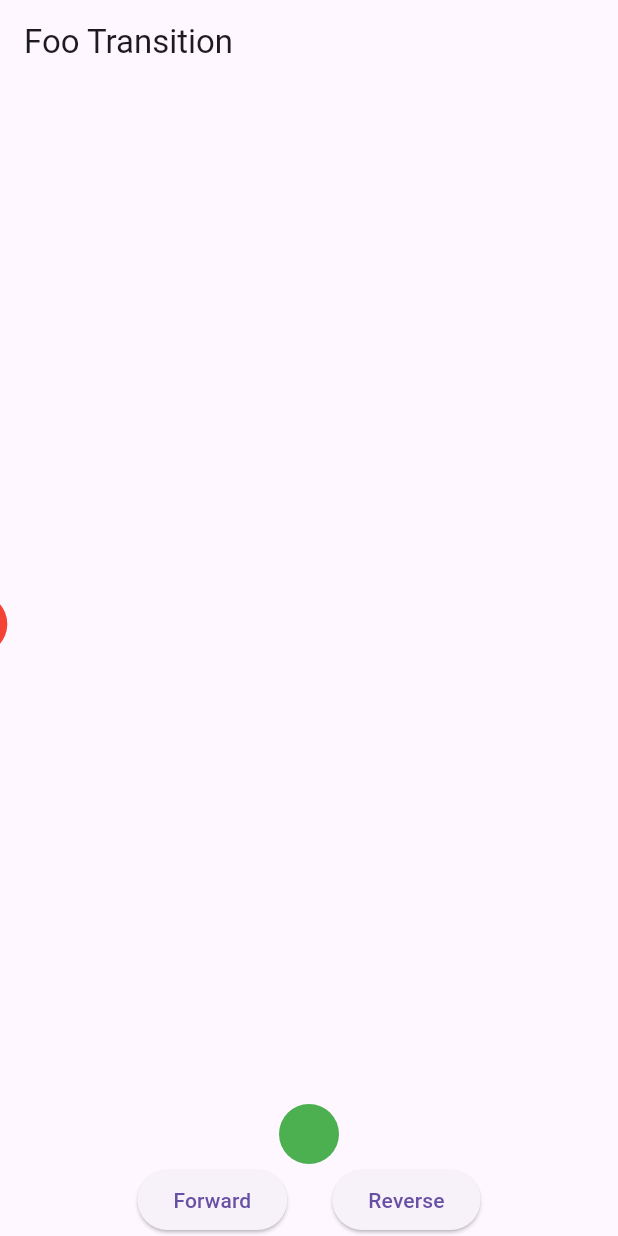
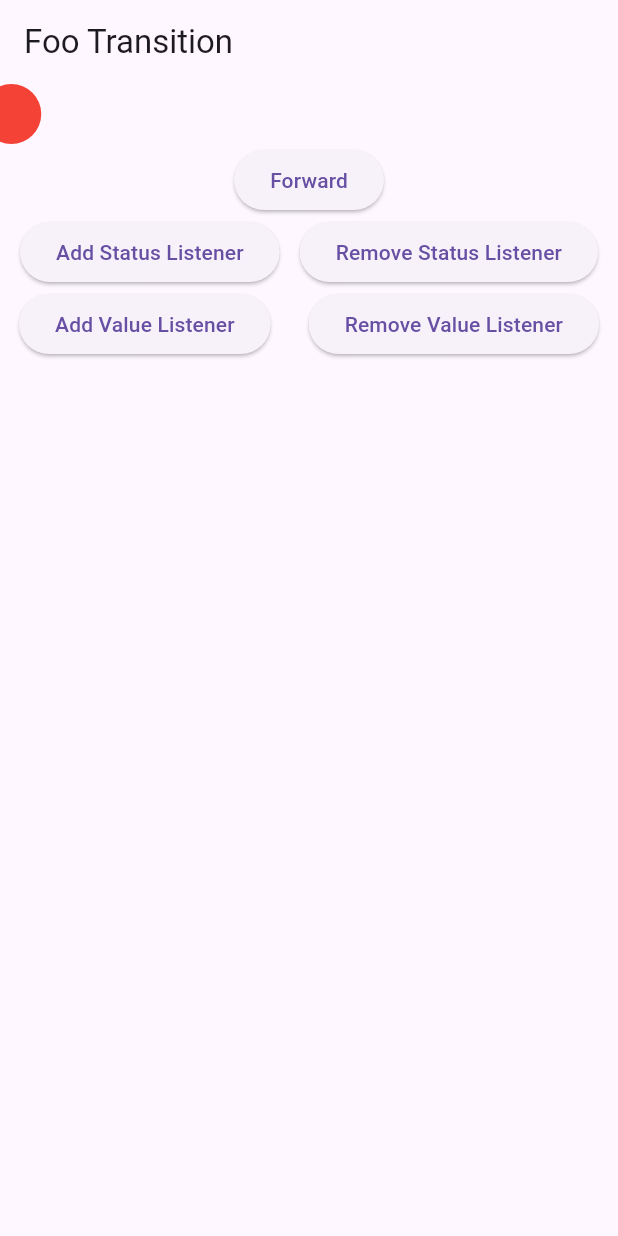
Before and after one commit to Siamoo/Flutter_animations, a Flutter app: the screen it shows after launch, after a tap on "Forward", on a phone screen of 412 x 824 dp. Run offline on Flutter 3.47's test engine with Material 3 defaults, Android fonts, the phone set to English and light mode, and no system bars.

Commit message:
Foo Transition -> AlignTransition ( Dispose Controller & Remove Listener )

```diff
--- a/lib/home_screen.dart
+++ b/lib/home_screen.dart
@@ -8,36 +8,25 @@ class HomeScreen extends StatefulWidget {
 }
 
 class _HomeScreenState extends State<HomeScreen> with TickerProviderStateMixin {
-  late Animation<AlignmentGeometry> _greenAnimation;
   late Animation<AlignmentGeometry> _redAnimation;
-  late AnimationController _greenController;
   late AnimationController _redController;
+
+  @override
+  void dispose() {
+    _redController.dispose();
+    super.dispose();
+  }
 
   @override
   void initState() {
     super.initState();
 
-    _greenController = AnimationController(
-      vsync: this,
-      duration: Duration(seconds: 1),
-      reverseDuration: Duration(seconds: 1),
-    );
     _redController = AnimationController(
       vsync: this,
       duration: Duration(seconds: 2),
       reverseDuration: Duration(seconds: 2),
     );
-    _greenAnimation =
-        Tween<AlignmentGeometry>(
-          begin: Alignment.topCenter,
-          end: Alignment.bottomCenter,
-        ).animate(
-          CurvedAnimation(
-            parent: _greenController,
-            curve: Curves.easeInOut,
-            reverseCurve: Curves.easeInOut,
-          ),
-        );
+
     _redAnimation =
         Tween<AlignmentGeometry>(
           begin: Alignment.centerLeft,
@@ -49,60 +38,93 @@ class _HomeScreenState extends State<HomeScreen> with TickerProviderStateMixin {
             // reverseCurve: Curves.easeOutBack,
           ),
         );
-
-    _greenController.addListener(() {
-      if (_greenController.value >= 0.5 && _redController.value== 0 ) {
-        _redController.forward();
-      }
-      if (_greenController.value <= 0.5 && _redController.value == 1) {
-        _redController.reverse();
-      }
-    });
   }
 
   @override
   Widget build(BuildContext context) {
     return Scaffold(
       appBar: AppBar(title: Text("Foo Transition")),
-      body: Column(children: [_stackWidget(), _controlButton()]),
+      body: Column(
+        children: [
+          _stackWidget(),
+
+          ElevatedButton(
+            onPressed: () {
+              if (_redController.isCompleted) {
+                _redController.reverse();
+              } else {
+                _redController.forward();
+              }
+            },
+
+            child: Text("Forward"),
+          ),
+          _statusListenerControlButton(),
+          _valueListenerControlButton(),
+        ],
+      ),
     );
   }
 
   Widget _stackWidget() {
-    return Expanded(
-      child: Stack(
+    return Stack(
       alignment: Alignment.bottomCenter,
       children: [
-          AlignTransition(
-            alignment: _greenAnimation,
-            child: CircleAvatar(backgroundColor: Colors.green),
-          ),
         AlignTransition(
           alignment: _redAnimation,
           child: CircleAvatar(backgroundColor: Colors.red),
         ),
       ],
-      ),
     );
   }
 
-  Widget _controlButton() {
-    return Wrap(
-      alignment: WrapAlignment.spaceBetween,
+  void _statusListener(AnimationStatus animationStatus) {
+    print('==================$animationStatus');
+  }
+
+  _statusListenerControlButton() {
+    return Row(
+      mainAxisAlignment: MainAxisAlignment.spaceEvenly,
       children: [
         ElevatedButton(
           onPressed: () {
-            _greenController.forward();
+            _redController.addStatusListener(_statusListener);
+            // _redAnimation.addStatusListener(_statusListener); can do it for AlignmentGeometry although
           },
-
-          child: Text("Forward"),
+          child: Text("Add Status Listener"),
         ),
-        SizedBox(width: 30),
         ElevatedButton(
           onPressed: () {
-            _greenController.reverse();
+            _redController.removeStatusListener(_statusListener);
+            // _redAnimation.removeStatusListener(_statusListener); can do it for AlignmentGeometry although
           },
-          child: Text("Reverse"),
+          child: Text("Remove Status Listener"),
+        ),
+      ],
+    );
+  }
+
+  void _valueListener() {
+    print('==================${_redController.value}');
+  }
+
+  _valueListenerControlButton() {
+    return Row(
+      mainAxisAlignment: MainAxisAlignment.spaceAround,
+      children: [
+        ElevatedButton(
+          onPressed: () {
+            _redController.addListener(_valueListener);
+            // _redAnimation.addListener(_valueListener); can do it for AlignmentGeometry although
+          },
+          child: Text("Add Value Listener"),
+        ),
+        ElevatedButton(
+          onPressed: () {
+            _redController.removeListener(_valueListener);
+            // _redAnimation.removeListener(_valueListener); can do it for AlignmentGeometry although
+          },
+          child: Text("Remove Value Listener"),
         ),
       ],
     );
```
Lines whose indentation alone changed are shown as unchanged.
